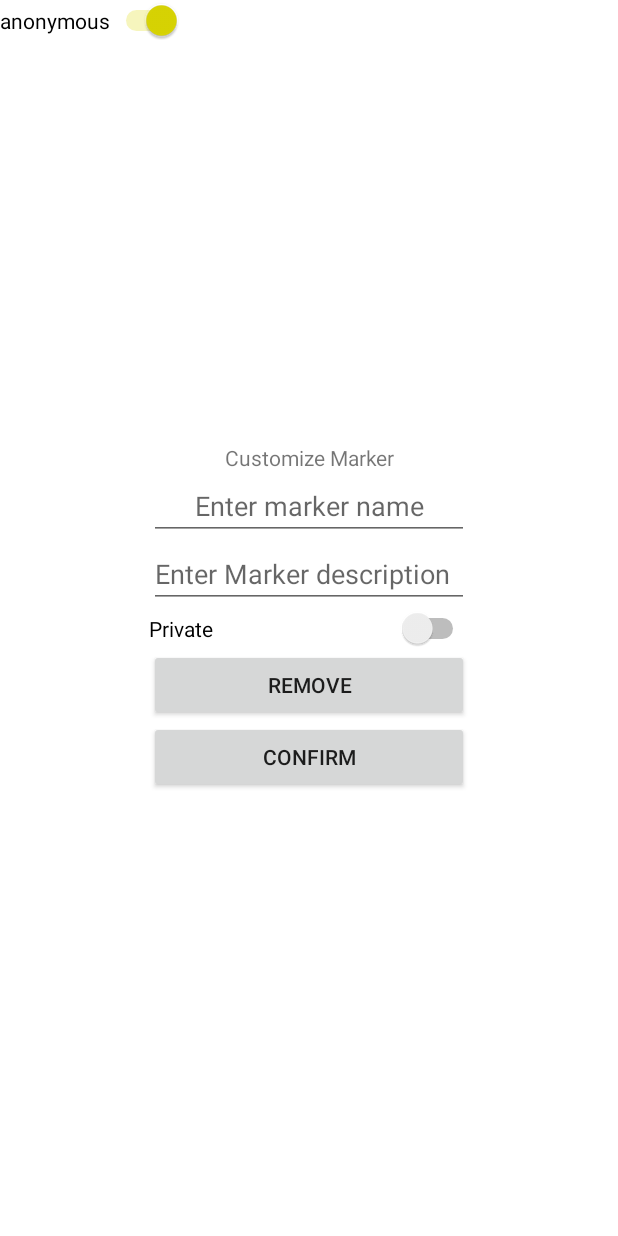
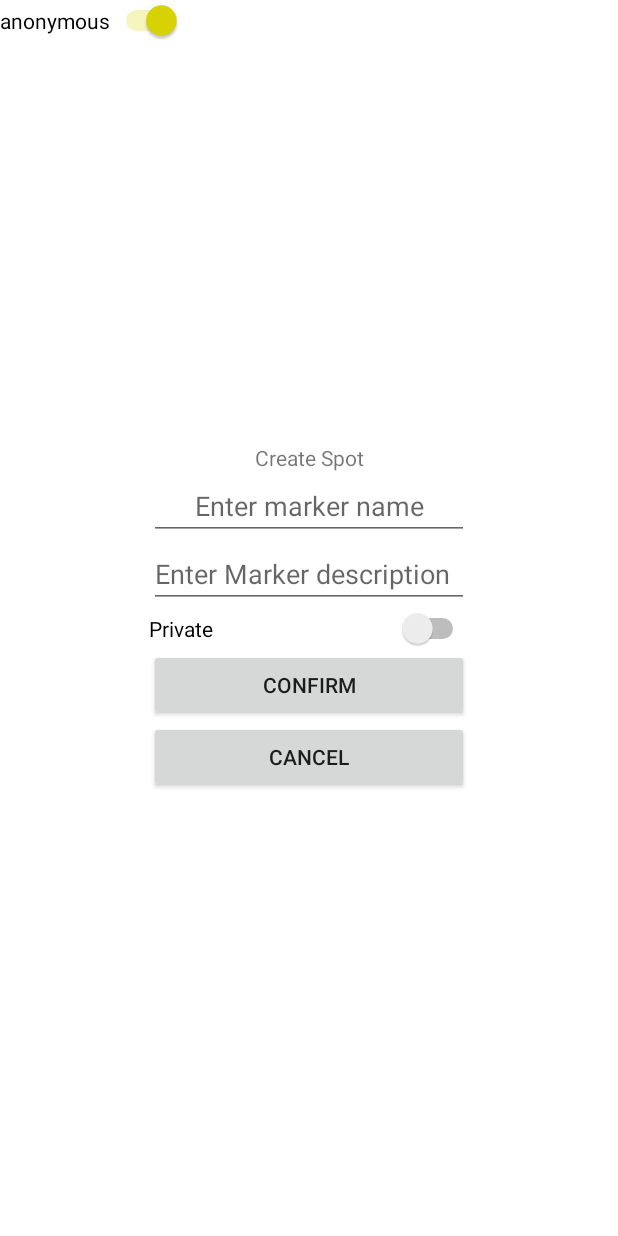
Before and after one commit to simon-pikalov/livemap, an Android app: the fragment NewMarkerFragment placed in its activity, on a phone screen of 412 x 824 dp. Run offline under Robolectric (Android 15) with nearby library versions, the phone set to English and light mode, and no system bars; our stand-ins replace Firebase (no records; nobody signed in at launch, a user with empty details on screens opened directly).

Commit message:
Added info window for markers

```diff
--- a/app/src/main/java/com/example/livemap/CustomizeMarkerFragment.java
+++ b/app/src/main/java/com/example/livemap/NewMarkerFragment.java
@@ -2,20 +2,18 @@ package com.example.livemap;
 
 import android.content.Context;
 import android.os.Bundle;
+import android.util.Log;
 import android.view.LayoutInflater;
 import android.view.View;
 import android.view.ViewGroup;
 import android.widget.Button;
 import android.widget.CompoundButton;
 import android.widget.EditText;
-import android.widget.RadioGroup;
 import android.widget.Switch;
-import android.widget.TextView;
-import android.widget.Toast;
 
 import androidx.fragment.app.Fragment;
 
-import com.google.android.gms.maps.model.Marker;
+import com.example.livemap.objects.MarkerLive;
 
 /**
  * A simple {@link Fragment} subclass that shows a question
@@ -23,17 +21,18 @@ import com.google.android.gms.maps.model.Marker;
  * clicks "Yes" the text header changes to "Article: Like".
  * If the user clicks "No" the text header changes to "Thanks".
  */
-public class CustomizeMarkerFragment extends Fragment {
-    static Marker marker;
+public class NewMarkerFragment extends Fragment {
+    static MarkerLive markerLive;
     OnFragmentInteractionListener mListener;
 
-    public CustomizeMarkerFragment() {
+    public NewMarkerFragment() {
         // Required empty public constructor
     }
 
     interface OnFragmentInteractionListener {
         // this function only returns to caller activity
-        void customizeMarkerComplete();
+        void newMarkerCreated(MarkerLive ml);
+        void newMarkerCancel();
     }
     /**
      * Creates the view for the fragment.
@@ -48,23 +47,23 @@ public class CustomizeMarkerFragment extends Fragment {
                              Bundle savedInstanceState) {
 
         // Inflate the layout for this fragment.
-        final View rootView = inflater.inflate(R.layout.fragment_customize_marker,
+        final View rootView = inflater.inflate(R.layout.fragment_new_marker,
                 container, false);
 
-        final EditText inputMarkerName = rootView.findViewById(R.id.input_marker_name);
-        final EditText inputMarkerDescription = rootView.findViewById(R.id.input_marker_description);
-        final Button confirmButton = rootView.findViewById(R.id.confirm_button);
-        final Button removeButton = rootView.findViewById(R.id.remove_button);
-        final Switch privateSwitch = rootView.findViewById(R.id.private_switch);
+        final EditText inputMarkerName = rootView.findViewById(R.id.marker_name_create_window);
+        final EditText inputMarkerDescription = rootView.findViewById(R.id.marker_description_create_window);
+        final Button confirmButton = rootView.findViewById(R.id.confirm_button_create_window);
+        final Button removeButton = rootView.findViewById(R.id.remove_button_create_window);
+        final Switch privateSwitch = rootView.findViewById(R.id.private_switch_create_window);
 
         privateSwitch.setOnCheckedChangeListener(new CompoundButton.OnCheckedChangeListener() {
             public void onCheckedChanged(CompoundButton buttonView, boolean isChecked) {
                 if (isChecked) {
                     // The toggle is enabled
-                    marker.setTag(1);
+                    markerLive.setPublic(false);
                 } else {
                     // The toggle is disabled
-                    marker.setTag(0);
+                    markerLive.setPublic(true);
                 }
             }
         });
@@ -74,18 +73,18 @@ public class CustomizeMarkerFragment extends Fragment {
             public void onClick(View view) {
                 String title = inputMarkerName.getText().toString();
                 String description = inputMarkerDescription.getText().toString();
-                marker.setTitle(title);
-                marker.setSnippet(description);
-                mListener.customizeMarkerComplete();
+                Log.w("NewMarkerFragment", "got title: "+title+" and description: "+ description);
+                markerLive.setTitle(title);
+                markerLive.setSnippet(description);
+                mListener.newMarkerCreated(markerLive);
             }
         });
-        // do this when remove is clicked
+        // when cancel is clicked the customized markerLive is returned null
         removeButton.setOnClickListener(new View.OnClickListener() {
             @Override
             public void onClick(View view) {
-                marker.remove();
-                mListener.customizeMarkerComplete();
-
+                markerLive = null;
+                mListener.newMarkerCancel();
             }
         });
 
@@ -93,9 +92,9 @@ public class CustomizeMarkerFragment extends Fragment {
         return rootView;
     }
     // marker can be null
-    public static CustomizeMarkerFragment newInstance(Marker m) {
-        marker = m;
-        return new CustomizeMarkerFragment();
+    public static NewMarkerFragment newInstance(MarkerLive ml) {
+        markerLive = ml;
+        return new NewMarkerFragment();
 
     }
 
--- a/app/src/main/java/com/example/livemap/SignInActivity.java
+++ b/app/src/main/java/com/example/livemap/SignInActivity.java
@@ -104,7 +104,7 @@ void addUserToFirebase() {
     //@TODO this is hard coded , replace with hash and more generic method
     boolean isAdmin = (true);
    String sUid = FirebaseAuth.getInstance().getCurrentUser().getUid(); // the user hash of the current user
-    User cUser = new User(sUid, isAdmin);
+    User cUser = new User(sUid);
     Log.w("user",cUser.toString());
     rootNode = FirebaseDatabase.getInstance();
     mRef = rootNode.getReference("/root/users/" +sUid);
--- a/app/src/main/java/com/example/livemap/objects/User.java
+++ b/app/src/main/java/com/example/livemap/objects/User.java
@@ -1,28 +1,32 @@
 package com.example.livemap.objects;
+
+import java.util.HashMap;
+import java.util.UUID;
 
 public class User {
 
-    String userHash;
+    String name;
     boolean isAdmin;
-
+    String id;
+    HashMap<String, MarkerLive> markers;
+    HashMap<String, Group> groups;
 
     public User(String userName) {
         this.isAdmin = false;
-        this.userHash = userName;
+        this.id = UUID.randomUUID().toString();
+        markers = new HashMap<>();
+        groups = new HashMap<>();
     }
 
-
-    public User(String userName, boolean isAdmin) {
-        this.userHash = userName;
-        this.isAdmin = isAdmin;
+    public MarkerLive getMarkerLive(String id){return markers.get(id);}
+    public void addMarkerLive(MarkerLive ml){markers.put(ml.getMarkerHash(), ml);}
+    public void removeMarkerLive(MarkerLive ml){markers.remove(ml.getMarkerHash());}
+    public String getID() {
+        return id;
     }
 
-    public String getUserHash() {
-        return userHash;
-    }
-
-    public void setUserHash(String userHash) {
-        this.userHash = userHash;
+    public void setID(String id) {
+        this.id = id;
     }
 
     public boolean isAdmin() {
@@ -36,7 +40,7 @@ public class User {
     @Override
     public String toString() {
         return "User{" +
-                "userHash='" + userHash + '\'' +
+                "ID='" + id + '\'' +
                 ", isAdmin=" + isAdmin +
                 '}';
     }
--- a/app/src/main/res/layout/fragment_customize_marker.xml
+++ b/app/src/main/res/layout/fragment_new_marker.xml
@@ -11,14 +11,14 @@
     android:padding="8dp">
 
     <TextView
-        android:id="@+id/customiza_popup_title"
+        android:id="@+id/title_create_window"
         android:layout_width="match_parent"
         android:layout_height="wrap_content"
-        android:text="Customize Marker"
+        android:text="Create Spot"
         android:textAlignment="center" />
 
     <EditText
-        android:id="@+id/input_marker_name"
+        android:id="@+id/marker_name_create_window"
         android:layout_width="match_parent"
         android:layout_height="wrap_content"
         android:hint="Enter marker name"
@@ -27,7 +27,7 @@
         android:textAlignment="center" />
 
     <EditText
-        android:id="@+id/input_marker_description"
+        android:id="@+id/marker_description_create_window"
         android:layout_width="match_parent"
         android:layout_height="wrap_content"
         android:ems="10"
@@ -35,22 +35,22 @@
         android:inputType="text" />
 
     <Switch
-        android:id="@+id/private_switch"
+        android:id="@+id/private_switch_create_window"
         android:layout_width="match_parent"
         android:layout_height="wrap_content"
         android:text="Private" />
 
     <Button
-        android:id="@+id/remove_button"
-        android:layout_width="match_parent"
-        android:layout_height="wrap_content"
-        android:text="Remove"
-        app:backgroundTint="#CC1818" />
-
-    <Button
-        android:id="@+id/confirm_button"
+        android:id="@+id/confirm_button_create_window"
         android:layout_width="match_parent"
         android:layout_height="wrap_content"
         android:text="Confirm"
         app:backgroundTint="#29782C" />
+
+    <Button
+        android:id="@+id/remove_button_create_window"
+        android:layout_width="match_parent"
+        android:layout_height="wrap_content"
+        android:text="Cancel"
+        app:backgroundTint="#858585" />
 </LinearLayout>
--- a/app/src/main/res/values/strings.xml
+++ b/app/src/main/res/values/strings.xml
@@ -3,4 +3,5 @@
     <string name="title_activity_maps">Map</string>
     <string name="anon">anonymous</string>
     <string name="exception_message">must implement OnFragmentInteractionListener</string>
+
 </resources>
```
Also changed, not shown: app/src/main/java/com/example/livemap/MapsActivity.java (+104 -74 lines), app/src/main/java/com/example/livemap/MarkerInfoFragment.java (added, +193 -0 lines), app/src/main/java/com/example/livemap/objects/Group.java (added, +30 -0 lines), app/src/main/java/com/example/livemap/objects/MarkerLive.java (+12 -4 lines), app/src/main/res/layout/fragment_marker_info.xml (added, +94 -0 lines), app/src/main/res/values/dimens.xml (added, +7 -0 lines).
